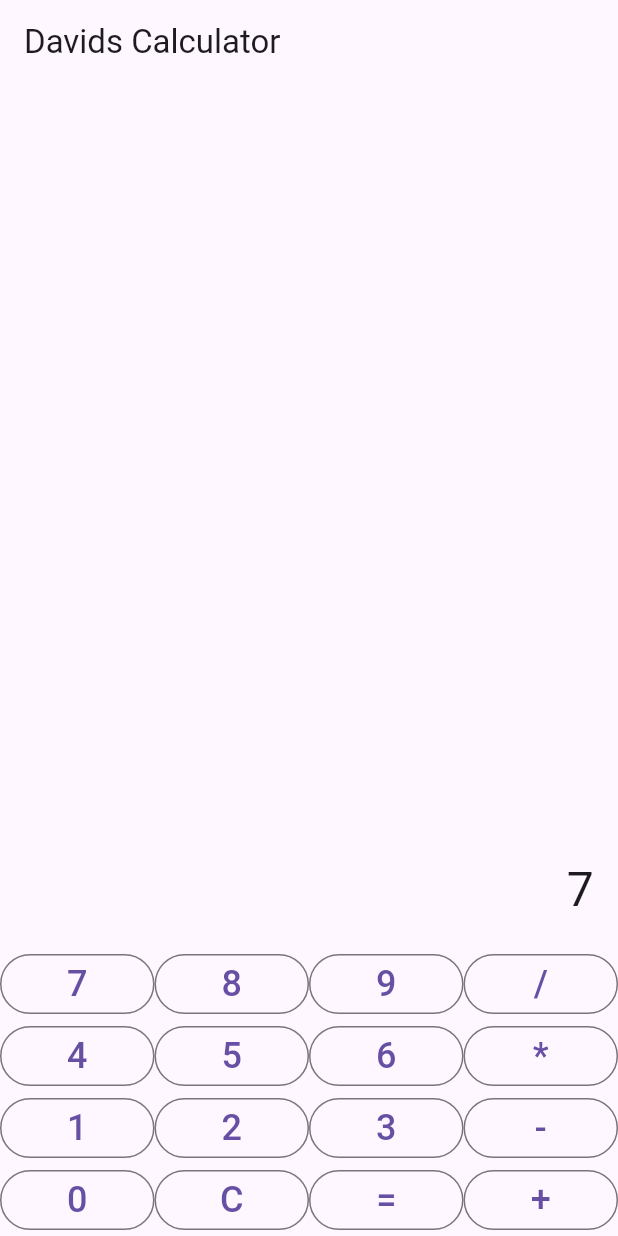
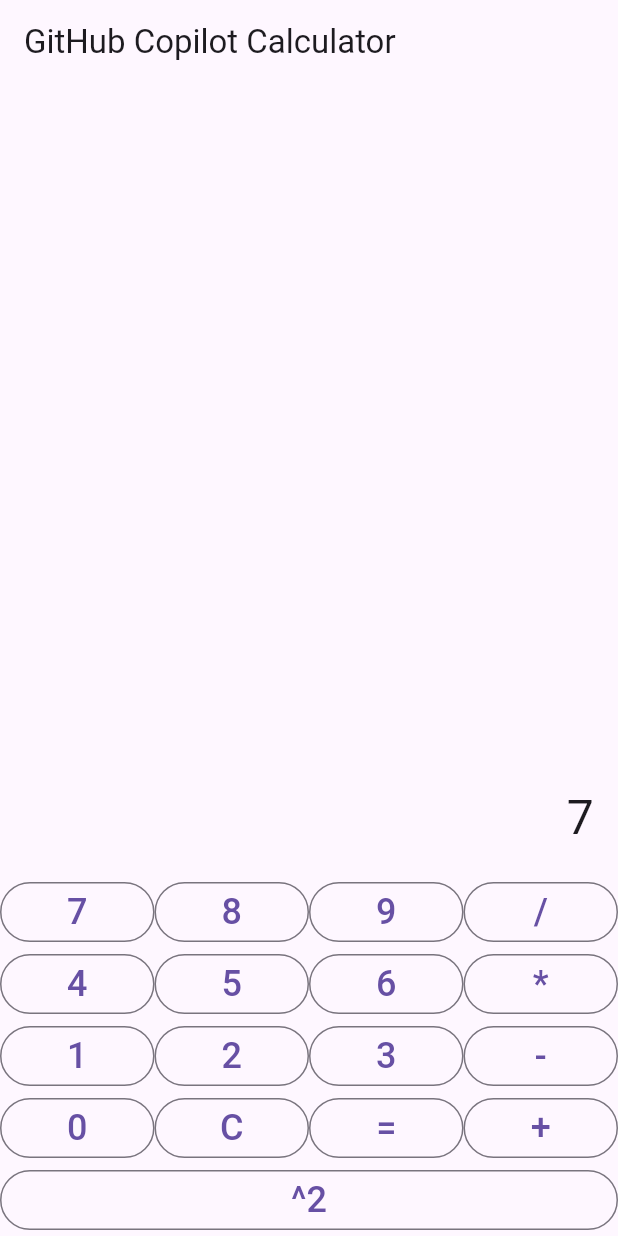
Before and after one commit to dajuhan/flutter-calculator, a Flutter app: the screen it shows after launch, after a tap on an icon or button, on a phone screen of 412 x 824 dp. Run offline on Flutter 3.47's test engine with Material 3 defaults, Android fonts, the phone set to English and light mode, and no system bars; missing offline and left inert: expressions.

Commit message:
Added square button to the calculator app

```diff
--- a/lib/main.dart
+++ b/lib/main.dart
@@ -9,7 +9,7 @@ class CalculatorApp extends StatelessWidget {
   @override
   Widget build(BuildContext context) {
     return MaterialApp(
-      title: 'GitHub Copilot Calculator',
+      title: 'Calculator',
       theme: ThemeData(
         primarySwatch: Colors.blue,
       ),
@@ -41,6 +41,15 @@ class _CalculatorScreenState extends State<CalculatorScreen> {
         } catch (e) {
           _result = ' Error';
         }
+      } else if (value == '^2') {
+        try {
+          final expression = Expression.parse(_expression);
+          final evaluator = const ExpressionEvaluator();
+          final result = evaluator.eval(expression, {});
+          _expression = '($result * $result)';
+        } catch (e) {
+          _result = ' Error';
+        }
       } else {
         _expression += value;
       }
@@ -63,7 +72,7 @@ class _CalculatorScreenState extends State<CalculatorScreen> {
   Widget build(BuildContext context) {
     return Scaffold(
       appBar: AppBar(
-        title: Text('Davids Calculator'),
+        title: Text('GitHub Copilot Calculator'),
       ),
       body: Column(
         children: <Widget>[
@@ -110,6 +119,11 @@ class _CalculatorScreenState extends State<CalculatorScreen> {
               _buildButton('+'),
             ],
           ),
+          Row(
+            children: <Widget>[
+              _buildButton('^2'),
+            ],
+          ),
         ],
       ),
     );
```
